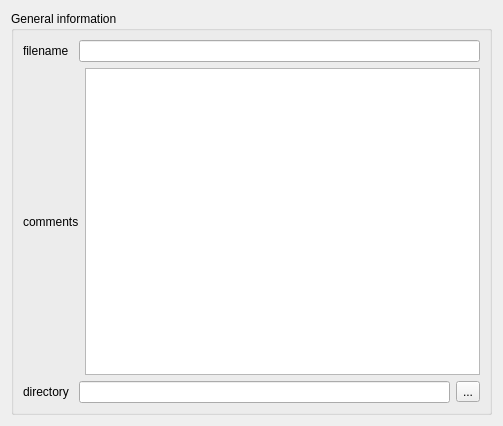
Qt form gui_design/file.ui (baukekooger/XY_Measurement) before a commit.
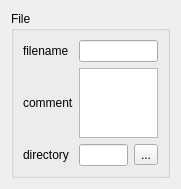
The same form after that commit.

Patch:
```diff
--- a/gui_design/file.ui
+++ b/gui_design/file.ui
@@ -6,24 +6,45 @@
    <rect>
     <x>0</x>
     <y>0</y>
-    <width>503</width>
-    <height>426</height>
+    <width>181</width>
+    <height>180</height>
    </rect>
   </property>
   <property name="windowTitle">
    <string>Form</string>
   </property>
-  <layout class="QGridLayout" name="gridLayout">
+  <layout class="QGridLayout" name="gridLayout_2">
    <item row="0" column="0">
-    <widget class="QGroupBox" name="groupBox_file">
+    <widget class="QGroupBox" name="groupBox">
+     <property name="sizePolicy">
+      <sizepolicy hsizetype="Preferred" vsizetype="Preferred">
+       <horstretch>0</horstretch>
+       <verstretch>0</verstretch>
+      </sizepolicy>
+     </property>
+     <property name="maximumSize">
+      <size>
+       <width>16777215</width>
+       <height>300</height>
+      </size>
+     </property>
      <property name="title">
-      <string>General information</string>
+      <string>File</string>
      </property>
-     <layout class="QGridLayout" name="gridLayout_2">
+     <layout class="QGridLayout" name="gridLayout">
       <item row="0" column="0">
        <layout class="QHBoxLayout" name="horizontalLayout_3">
+        <property name="sizeConstraint">
+         <enum>QLayout::SetFixedSize</enum>
+        </property>
         <item>
-         <widget class="QLabel" name="label_filename">
+         <widget class="QLabel" name="label">
+          <property name="sizePolicy">
+           <sizepolicy hsizetype="Preferred" vsizetype="Fixed">
+            <horstretch>0</horstretch>
+            <verstretch>0</verstretch>
+           </sizepolicy>
+          </property>
           <property name="minimumSize">
            <size>
             <width>50</width>
@@ -56,7 +77,20 @@
          </widget>
         </item>
         <item>
-         <widget class="QPlainTextEdit" name="plainTextEdit_comments"/>
+         <widget class="QPlainTextEdit" name="plainTextEdit">
+          <property name="sizePolicy">
+           <sizepolicy hsizetype="Expanding" vsizetype="Expanding">
+            <horstretch>0</horstretch>
+            <verstretch>0</verstretch>
+           </sizepolicy>
+          </property>
+          <property name="minimumSize">
+           <size>
+            <width>0</width>
+            <height>0</height>
+           </size>
+          </property>
+         </widget>
         </item>
        </layout>
       </item>
```
Left out of the diff: 8 changed lines with no effect on the pictures.
